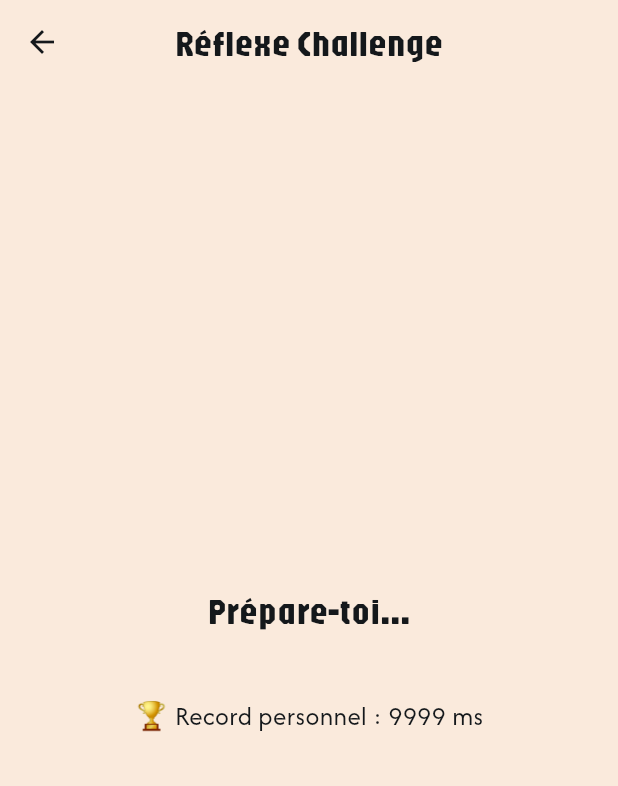
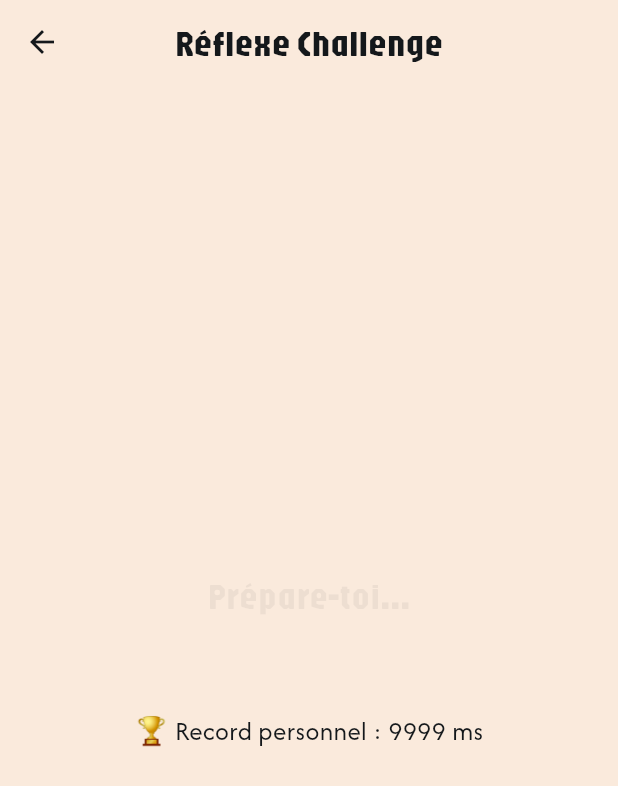
Before and after one commit to matc78/shifushotlocal, a Flutter app: the ReflexGamePage screen opened by its route, after a tap on "Démarrer", on a phone screen of 412 x 824 dp. Shown: the top 786 px of the screen. Run offline on Flutter 3.47's test engine with Material 3 defaults, Android fonts, the phone set to English and light mode, and no system bars; our stand-ins replace audioplayers, cloud_firestore, cloud_functions, confetti, firebase_auth, firebase_core and 8 more; missing offline and left inert: dice_icons, playing_cards; accounts and stored records are empty.

Commit message:
animations reflex game

```diff
--- a/lib/Pages/local_games/reflex/reflex_game.dart
+++ b/lib/Pages/local_games/reflex/reflex_game.dart
@@ -1,3 +1,4 @@
+// Page Flutter avec animations pour "ReflexGamePage"
 import 'dart:async';
 import 'dart:math';
 
@@ -5,6 +6,7 @@ import 'package:cloud_firestore/cloud_firestore.dart';
 import 'package:firebase_auth/firebase_auth.dart';
 import 'package:flutter/material.dart';
 import 'package:shifushotlocal/theme/app_theme.dart';
+import 'package:confetti/confetti.dart';
 
 class ReflexGamePage extends StatefulWidget {
   const ReflexGamePage({super.key});
@@ -13,7 +15,8 @@ class ReflexGamePage extends StatefulWidget {
   State<ReflexGamePage> createState() => _ReflexGamePageState();
 }
 
-class _ReflexGamePageState extends State<ReflexGamePage> {
+class _ReflexGamePageState extends State<ReflexGamePage>
+    with TickerProviderStateMixin {
   bool _waiting = false;
   bool _canTap = false;
   String _message = 'Appuie sur "Démarrer" pour commencer';
@@ -21,13 +24,37 @@ class _ReflexGamePageState extends State<ReflexGamePage> {
   bool _newRecord = false;
   bool _hasDisplayedNewRecordMessage = false;
   Timer? _timer;
-
+  Timer? _reactionTimer;
   late DateTime _startTime;
+  late DateTime? _reactionStart;
+  Duration _currentReaction = Duration.zero;
+  late ConfettiController _confettiController;
+  late AnimationController _startButtonController;
+  late AnimationController _messageController;
 
   @override
   void initState() {
     super.initState();
     _loadHighScore();
+    _confettiController = ConfettiController(duration: const Duration(seconds: 2));
+    _startButtonController = AnimationController(
+      vsync: this,
+      duration: const Duration(milliseconds: 500),
+    );
+    _messageController = AnimationController(
+      vsync: this,
+      duration: const Duration(milliseconds: 800),
+    )..repeat(reverse: true);
+  }
+
+  @override
+  void dispose() {
+    _timer?.cancel();
+    _reactionTimer?.cancel();
+    _confettiController.dispose();
+    _startButtonController.dispose();
+    _messageController.dispose();
+    super.dispose();
   }
 
   Future<void> _loadHighScore() async {
@@ -58,8 +85,9 @@ class _ReflexGamePageState extends State<ReflexGamePage> {
       setState(() {
         _bestReaction = currentReaction;
         _newRecord = true;
-        _hasDisplayedNewRecordMessage = false; // Permet l'affichage unique
+        _hasDisplayedNewRecordMessage = false;
       });
+      _confettiController.play();
     }
   }
 
@@ -68,17 +96,26 @@ class _ReflexGamePageState extends State<ReflexGamePage> {
       _waiting = true;
       _canTap = false;
       _newRecord = false;
+      _hasDisplayedNewRecordMessage = true;
       _message = 'Prépare-toi...';
-      _hasDisplayedNewRecordMessage = true; // On cache le message au redémarrage
+      _currentReaction = Duration.zero;
     });
 
+    _startButtonController.reverse();
     final delay = Duration(seconds: Random().nextInt(5) + 2);
     _timer?.cancel();
+    _reactionTimer?.cancel();
     _timer = Timer(delay, () {
       setState(() {
         _canTap = true;
         _startTime = DateTime.now();
+        _reactionStart = DateTime.now();
         _message = 'APPUIE MAINTENANT !';
+      });
+      _reactionTimer = Timer.periodic(const Duration(milliseconds: 16), (_) {
+        setState(() {
+          _currentReaction = DateTime.now().difference(_reactionStart!);
+        });
       });
     });
   }
@@ -94,6 +131,7 @@ class _ReflexGamePageState extends State<ReflexGamePage> {
     } else if (_canTap) {
       final now = DateTime.now();
       final reaction = now.difference(_startTime);
+      _reactionTimer?.cancel();
       setState(() {
         _waiting = false;
         _canTap = false;
@@ -118,13 +156,13 @@ class _ReflexGamePageState extends State<ReflexGamePage> {
             Navigator.pushReplacementNamed(context, '/select_game');
           },
         ),
-        title: Text(
-          "Réflexe Challenge",
-          style: theme.titleMedium,
-        ),
+        title: Text("Réflexe Challenge", style: theme.titleMedium),
         centerTitle: true,
       ),
-      body: GestureDetector(
+      body: Stack(
+        alignment: Alignment.center,
+        children: [
+          GestureDetector(
             onTap: _handleTap,
             behavior: HitTestBehavior.opaque,
             child: Center(
@@ -133,25 +171,45 @@ class _ReflexGamePageState extends State<ReflexGamePage> {
                 child: Column(
                   mainAxisSize: MainAxisSize.min,
                   children: [
-                Text(
+                    (_message == 'Prépare-toi...')
+                        ? FadeTransition(
+                            opacity: _messageController,
+                            child: Text(
+                              _message,
+                              textAlign: TextAlign.center,
+                              style: theme.titleMedium,
+                            ),
+                          )
+                        : Text(
                             _message,
                             textAlign: TextAlign.center,
                             style: theme.titleMedium,
                           ),
                     const SizedBox(height: 20),
+                    if (_canTap)
+                      Text(
+                        '${_currentReaction.inMilliseconds} ms',
+                        style: theme.titleLarge.copyWith(
+                          fontSize: 48,
+                          fontWeight: FontWeight.bold,
+                          color: theme.textPrimary,
+                        ),
+                      ),
+                    const SizedBox(height: 20),
                     if (!_waiting)
-                  ElevatedButton(
-                    onPressed: _startGame,
+                      ScaleTransition(
+                        scale: _startButtonController.drive(Tween(begin: 0.8, end: 1.0)),
+                        child: ElevatedButton(
+                          onPressed: () {
+                            _startGame();
+                            _startButtonController.forward();
+                          },
                           style: ElevatedButton.styleFrom(
                             backgroundColor: theme.buttonColor,
                             padding: const EdgeInsets.symmetric(
-                        vertical: 12.0,
-                        horizontal: 32.0,
+                                vertical: 12.0, horizontal: 32.0),
                           ),
-                    ),
-                    child: Text(
-                      'Démarrer',
-                      style: theme.buttonText,
+                          child: Text('Démarrer', style: theme.buttonText),
                         ),
                       ),
                     const SizedBox(height: 20),
@@ -176,6 +234,17 @@ class _ReflexGamePageState extends State<ReflexGamePage> {
               ),
             ),
           ),
+          Align(
+            alignment: Alignment.topCenter,
+            child: ConfettiWidget(
+              confettiController: _confettiController,
+              blastDirectionality: BlastDirectionality.explosive,
+              shouldLoop: false,
+              colors: [theme.primary, theme.secondary, Colors.green],
+            ),
+          ),
+        ],
+      ),
     );
   }
 }
--- a/pubspec.yaml
+++ b/pubspec.yaml
@@ -10,6 +10,7 @@ dependencies:
   audioplayers: ^6.4.0
   cloud_firestore: ^5.6.2
   cloud_functions: ^5.3.4
+  confetti: ^0.8.0
   dice_icons: ^0.1.7
   firebase_admin: ^0.3.0+1
   firebase_auth: ^5.4.1
```
Also changed, not shown: pubspec.lock. Lines whose indentation alone changed are shown as unchanged.
